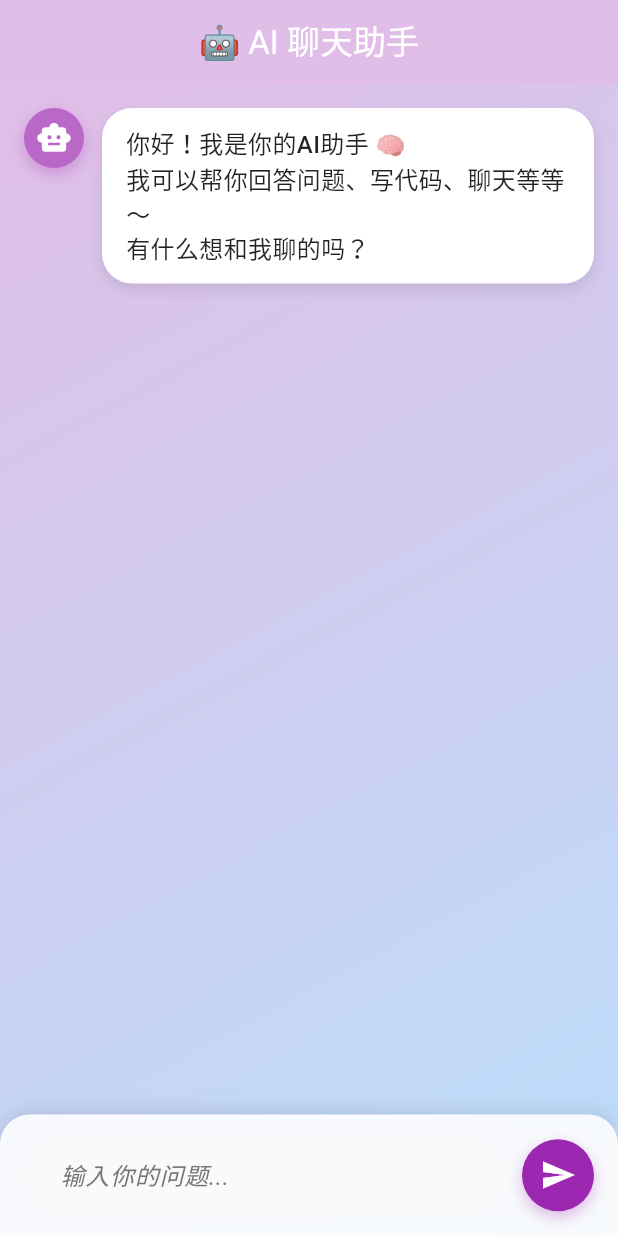
After one commit to WolfMeteorfist/cute-tools-app, a Flutter app: the ToolsPage screen opened by its route, after a tap on "AI 聊天助手", on a phone screen of 412 x 824 dp. The commit adds this screen. Run offline on Flutter 3.47's test engine with Material 3 defaults, Android fonts, the phone set to English and light mode, and no system bars; our stand-ins replace go_router, just_audio, logger.

Commit message:
feat(tools): 添加 AI聊天助手功能
- 新增 AITalkPage 页面实现 AI聊天功能
-集成 DeepSeek API 提供智能回复
- 添加离线模式下的预设回复
- 更新 ToolsPage 增加 AI 聊天助手入口
- 新增 app_routes.dart 和 config.dart 文件支持新功能

```diff
--- a/lib/core/app_routes.dart
+++ b/lib/core/app_routes.dart
@@ -12,4 +12,5 @@ class AppRoutes {
   static const String article = '/article';
   static const String tools = '/tools';
   static const String pomodoro = '/tools/pomodoro';
+  static const String aiTalk = '/tools/ai-talk';
  }
--- /dev/null
+++ b/lib/core/config.dart
@@ -0,0 +1,15 @@
+/// 应用配置文件
+/// 在这里配置各种 API 密钥和设置
+class AppConfig {
+  /// DeepSeek API 配置
+  static const String deepSeekApiKey = 'sk-5c64584639804d1ca39485684a3518e0';
+
+  /// 其他配置项可以在这里添加
+  static const String appName = '可爱工具集';
+  static const String appVersion = '1.0.0';
+
+  /// 检查是否已配置 API Key
+  static bool get isDeepSeekConfigured =>
+      deepSeekApiKey != 'YOUR_DEEPSEEK_API_KEY' &&
+      deepSeekApiKey.isNotEmpty;
+}
--- /dev/null
+++ b/lib/features/tools/presentation/page/ai_talk_page.dart
@@ -0,0 +1,493 @@
+import 'dart:convert';
+import 'package:flutter/material.dart';
+import 'package:http/http.dart' as http;
+import 'package:wan_android/core/config.dart';
+
+class AITalkPage extends StatefulWidget {
+  const AITalkPage({super.key});
+
+  @override
+  State<AITalkPage> createState() => _AITalkPageState();
+}
+
+class _AITalkPageState extends State<AITalkPage> {
+  final TextEditingController _messageController = TextEditingController();
+  final ScrollController _scrollController = ScrollController();
+  final List<ChatMessage> _messages = [];
+  bool _isLoading = false;
+
+  @override
+  void initState() {
+    super.initState();
+    // 添加欢迎消息
+    _messages.add(ChatMessage(
+      text: "你好！我是你的AI助手 🧠\n我可以帮你回答问题、写代码、聊天等等～\n有什么想和我聊的吗？",
+      isUser: false,
+      timestamp: DateTime.now(),
+    ));
+  }
+
+  @override
+  void dispose() {
+    _messageController.dispose();
+    _scrollController.dispose();
+    super.dispose();
+  }
+
+  void _scrollToBottom() {
+    WidgetsBinding.instance.addPostFrameCallback((_) {
+      if (_scrollController.hasClients) {
+        _scrollController.animateTo(
+          _scrollController.position.maxScrollExtent,
+          duration: const Duration(milliseconds: 300),
+          curve: Curves.easeOut,
+        );
+      }
+    });
+  }
+
+  Future<void> _sendMessage() async {
+    if (_messageController.text.trim().isEmpty) return;
+
+    final userMessage = _messageController.text.trim();
+    _messageController.clear();
+
+    // 添加用户消息
+    setState(() {
+      _messages.add(ChatMessage(
+        text: userMessage,
+        isUser: true,
+        timestamp: DateTime.now(),
+      ));
+      _isLoading = true;
+    });
+
+    _scrollToBottom();
+
+    try {
+      // 调用 DeepSeek API
+      final response = await _callDeepSeekAPI(userMessage);
+
+      // 检查是否是余额不足错误
+      if (response.contains('账户余额不足')) {
+        // 切换到离线模式
+        final offlineResponse = _getOfflineResponse(userMessage);
+        setState(() {
+          _messages.add(ChatMessage(
+            text: response + '\n\n' + offlineResponse,
+            isUser: false,
+            timestamp: DateTime.now(),
+          ));
+          _isLoading = false;
+        });
+      } else {
+        setState(() {
+          _messages.add(ChatMessage(
+            text: response,
+            isUser: false,
+            timestamp: DateTime.now(),
+          ));
+          _isLoading = false;
+        });
+      }
+    } catch (e) {
+      setState(() {
+        _messages.add(ChatMessage(
+          text: "抱歉，我遇到了一些问题 😅\n请稍后再试，或者检查网络连接。",
+          isUser: false,
+          timestamp: DateTime.now(),
+        ));
+        _isLoading = false;
+      });
+    }
+
+    _scrollToBottom();
+  }
+
+  Future<String> _callDeepSeekAPI(String message) async {
+    // 使用配置文件中的 API Key
+    const apiKey = AppConfig.deepSeekApiKey;
+
+    // 如果还没有配置 API Key，显示配置提示
+    if (!AppConfig.isDeepSeekConfigured) {
+      return '''🔧 需要配置 API Key
+
+请按以下步骤配置：
+
+1. 访问 https://platform.deepseek.com/
+2. 注册账号并登录
+3. 在控制台获取 API Key
+4. 打开 lib/core/config.dart 文件
+5. 将 'YOUR_DEEPSEEK_API_KEY' 替换为你的真实 API Key
+
+每天有 100 次免费请求额度！
+
+示例：
+static const String deepSeekApiKey = 'sk-your-actual-api-key-here';''';
+    }
+
+    const url = 'https://api.deepseek.com/v1/chat/completions';
+
+    try {
+      final response = await http.post(
+        Uri.parse(url),
+        headers: {
+          'Content-Type': 'application/json',
+          'Authorization': 'Bearer $apiKey',
+        },
+        body: jsonEncode({
+          'model': 'deepseek-chat',
+          'messages': [
+            {
+              'role': 'system',
+              'content': '你是一个可爱的AI助手，请用友好、有趣的方式回答用户的问题。',
+            },
+            {
+              'role': 'user',
+              'content': message,
+            },
+          ],
+          'max_tokens': 1000,
+          'temperature': 0.7,
+        }),
+      );
+
+      if (response.statusCode == 200) {
+        final data = jsonDecode(response.body);
+        return data['choices'][0]['message']['content'];
+      } else if (response.statusCode == 401) {
+        return '❌ API Key 无效，请检查你的 API Key 是否正确配置。';
+      } else if (response.statusCode == 402) {
+        return '''💰 账户余额不足
+
+你的 DeepSeek 账户余额不足，需要充值才能继续使用。
+
+解决方法：
+1. 登录 https://platform.deepseek.com/
+2. 进入控制台查看余额
+3. 前往充值页面进行充值
+
+或者，我可以为你提供一些预设的回复来演示功能！😊''';
+      } else if (response.statusCode == 429) {
+        return '⚠️ 今日免费额度已用完，请明天再试或升级到付费版本。';
+      } else {
+        return '❌ 请求失败，错误代码: ${response.statusCode}\n请稍后再试。';
+      }
+    } catch (e) {
+      return '❌ 网络连接失败，请检查网络连接后重试。\n错误信息: $e';
+    }
+  }
+
+  /// 离线模式 - 提供预设回复
+  String _getOfflineResponse(String message) {
+    final lowerMessage = message.toLowerCase();
+
+    if (lowerMessage.contains('你好') || lowerMessage.contains('hello')) {
+      return '你好！我是你的离线AI助手 🧠\n虽然现在无法连接真实的AI服务，但我还是可以和你聊天哦！';
+    } else if (lowerMessage.contains('笑话') || lowerMessage.contains('funny')) {
+      return '😄 为什么程序员总是分不清万圣节和圣诞节？\n因为 Oct 31 = Dec 25！\n（八进制的31等于十进制的25）';
+    } else if (lowerMessage.contains('天气')) {
+      return '🌤️ 抱歉，我无法获取实时天气信息。\n建议你查看手机天气应用或访问天气网站哦！';
+    } else if (lowerMessage.contains('时间')) {
+      return '⏰ 现在是 ${DateTime.now().toString().substring(0, 19)}';
+    } else if (lowerMessage.contains('帮助') || lowerMessage.contains('help')) {
+      return '''🤖 我是离线AI助手，可以帮你：
+
+• 聊天解闷 😊
+• 讲笑话 😄
+• 显示时间 ⏰
+• 简单问答 💭
+
+要连接真实AI服务，请充值你的DeepSeek账户！''';
+    } else {
+      return '🤔 这个问题很有趣！不过我现在是离线模式，无法提供详细的AI回答。\n\n你可以试试问我：\n• 你好\n• 讲个笑话\n• 现在时间\n• 帮助';
+    }
+  }
+
+  @override
+  Widget build(BuildContext context) {
+    return Scaffold(
+      appBar: AppBar(
+        title: const Text('🤖 AI 聊天助手'),
+        backgroundColor: Colors.purple[100],
+        foregroundColor: Colors.white,
+        centerTitle: true,
+        elevation: 0,
+      ),
+      body: Container(
+        decoration: BoxDecoration(
+          gradient: LinearGradient(
+            colors: [Colors.purple[100]!, Colors.blue[100]!],
+            begin: Alignment.topLeft,
+            end: Alignment.bottomRight,
+          ),
+        ),
+        child: Column(
+          children: [
+            // 聊天消息列表
+            Expanded(
+              child: ListView.builder(
+                controller: _scrollController,
+                padding: const EdgeInsets.all(16),
+                itemCount: _messages.length + (_isLoading ? 1 : 0),
+                itemBuilder: (context, index) {
+                  if (index == _messages.length && _isLoading) {
+                    return _buildLoadingMessage();
+                  }
+                  return _buildMessage(_messages[index]);
+                },
+              ),
+            ),
+
+            // 输入区域
+            Container(
+              padding: const EdgeInsets.all(16),
+              decoration: BoxDecoration(
+                color: Colors.white.withOpacity(0.9),
+                borderRadius: const BorderRadius.only(
+                  topLeft: Radius.circular(20),
+                  topRight: Radius.circular(20),
+                ),
+                boxShadow: [
+                  BoxShadow(
+                    color: Colors.black.withOpacity(0.1),
+                    blurRadius: 10,
+                    offset: const Offset(0, -2),
+                  ),
+                ],
+              ),
+              child: Row(
+                children: [
+                  Expanded(
+                    child: TextField(
+                      controller: _messageController,
+                      enabled: !_isLoading,
+                      maxLines: null,
+                      textInputAction: TextInputAction.send,
+                      onSubmitted: (_) => _sendMessage(),
+                      decoration: InputDecoration(
+                        hintText: _isLoading ? 'AI正在思考中...' : '输入你的问题...',
+                        hintStyle: TextStyle(
+                          color: Colors.grey[600],
+                          fontStyle: FontStyle.italic,
+                        ),
+                        border: OutlineInputBorder(
+                          borderRadius: BorderRadius.circular(25),
+                          borderSide: BorderSide.none,
+                        ),
+                        filled: true,
+                        fillColor: Colors.grey[50],
+                        contentPadding: const EdgeInsets.symmetric(
+                          horizontal: 20,
+                          vertical: 12,
+                        ),
+                        suffixIcon: _isLoading
+                            ? const Padding(
+                                padding: EdgeInsets.all(12),
+                                child: SizedBox(
+                                  width: 20,
+                                  height: 20,
+                                  child: CircularProgressIndicator(
+                                    strokeWidth: 2,
+                                    valueColor: AlwaysStoppedAnimation<Color>(
+                                      Colors.purple,
+                                    ),
+                                  ),
+                                ),
+                              )
+                            : null,
+                      ),
+                    ),
+                  ),
+                  const SizedBox(width: 12),
+                  Container(
+                    decoration: BoxDecoration(
+                      color: _isLoading ? Colors.grey[400] : Colors.purple,
+                      borderRadius: BorderRadius.circular(25),
+                      boxShadow: [
+                        BoxShadow(
+                          color: Colors.purple.withOpacity(0.3),
+                          blurRadius: 8,
+                          offset: const Offset(0, 4),
+                        ),
+                      ],
+                    ),
+                    child: IconButton(
+                      onPressed: _isLoading ? null : _sendMessage,
+                      icon: Icon(
+                        _isLoading ? Icons.hourglass_empty : Icons.send,
+                        color: Colors.white,
+                        size: 24,
+                      ),
+                    ),
+                  ),
+                ],
+              ),
+            ),
+          ],
+        ),
+      ),
+    );
+  }
+
+  Widget _buildMessage(ChatMessage message) {
+    return Container(
+      margin: const EdgeInsets.only(bottom: 16),
+      child: Row(
+        mainAxisAlignment: message.isUser ? MainAxisAlignment.end : MainAxisAlignment.start,
+        crossAxisAlignment: CrossAxisAlignment.start,
+        children: [
+          if (!message.isUser) ...[
+            Container(
+              width: 40,
+              height: 40,
+              decoration: BoxDecoration(
+                color: Colors.purple[300],
+                borderRadius: BorderRadius.circular(20),
+                boxShadow: [
+                  BoxShadow(
+                    color: Colors.purple.withOpacity(0.3),
+                    blurRadius: 8,
+                    offset: const Offset(0, 4),
+                  ),
+                ],
+              ),
+              child: const Icon(
+                Icons.smart_toy,
+                color: Colors.white,
+                size: 24,
+              ),
+            ),
+            const SizedBox(width: 12),
+          ],
+          Flexible(
+            child: Container(
+              padding: const EdgeInsets.symmetric(horizontal: 16, vertical: 12),
+              decoration: BoxDecoration(
+                color: message.isUser ? Colors.purple[100] : Colors.white,
+                borderRadius: BorderRadius.circular(20),
+                boxShadow: [
+                  BoxShadow(
+                    color: Colors.black.withOpacity(0.1),
+                    blurRadius: 8,
+                    offset: const Offset(0, 4),
+                  ),
+                ],
+              ),
+              child: Text(
+                message.text,
+                style: TextStyle(
+                  fontSize: 16,
+                  color: message.isUser ? Colors.white : Colors.black87,
+                  fontWeight: FontWeight.w500,
+                ),
+              ),
+            ),
+          ),
+          if (message.isUser) ...[
+            const SizedBox(width: 12),
+            Container(
+              width: 40,
+              height: 40,
+              decoration: BoxDecoration(
+                color: Colors.pink[300],
+                borderRadius: BorderRadius.circular(20),
+                boxShadow: [
+                  BoxShadow(
+                    color: Colors.pink.withOpacity(0.3),
+                    blurRadius: 8,
+                    offset: const Offset(0, 4),
+                  ),
+                ],
+              ),
+              child: const Icon(
+                Icons.person,
+                color: Colors.white,
+                size: 24,
+              ),
+            ),
+          ],
+        ],
+      ),
+    );
+  }
+
+  Widget _buildLoadingMessage() {
+    return Container(
+      margin: const EdgeInsets.only(bottom: 16),
+      child: Row(
+        children: [
+          Container(
+            width: 40,
+            height: 40,
+            decoration: BoxDecoration(
+              color: Colors.purple[300],
+              borderRadius: BorderRadius.circular(20),
+              boxShadow: [
+                BoxShadow(
+                  color: Colors.purple.withOpacity(0.3),
+                  blurRadius: 8,
+                  offset: const Offset(0, 4),
+                ),
+              ],
+            ),
+            child: const Icon(
+              Icons.smart_toy,
+              color: Colors.white,
+              size: 24,
+            ),
+          ),
+          const SizedBox(width: 12),
+          Container(
+            padding: const EdgeInsets.symmetric(horizontal: 16, vertical: 12),
+            decoration: BoxDecoration(
+              color: Colors.white,
+              borderRadius: BorderRadius.circular(20),
+              boxShadow: [
+                BoxShadow(
+                  color: Colors.black.withOpacity(0.1),
+                  blurRadius: 8,
+                  offset: const Offset(0, 4),
+                ),
+              ],
+            ),
+            child: Row(
+              mainAxisSize: MainAxisSize.min,
+              children: [
+                const SizedBox(
+                  width: 20,
+                  height: 20,
+                  child: CircularProgressIndicator(
+                    strokeWidth: 2,
+                    valueColor: AlwaysStoppedAnimation<Color>(Colors.purple),
+                  ),
+                ),
+                const SizedBox(width: 8),
+                Text(
+                  'AI正在思考中...',
+                  style: TextStyle(
+                    fontSize: 16,
+                    color: Colors.grey[600],
+                    fontStyle: FontStyle.italic,
+                  ),
+                ),
+              ],
+            ),
+          ),
+        ],
+      ),
+    );
+  }
+}
+
+class ChatMessage {
+  final String text;
+  final bool isUser;
+  final DateTime timestamp;
+
+  ChatMessage({
+    required this.text,
+    required this.isUser,
+    required this.timestamp,
+  });
+}
--- a/lib/features/tools/presentation/page/tools_page.dart
+++ b/lib/features/tools/presentation/page/tools_page.dart
@@ -92,6 +92,24 @@ class ToolsPage extends StatelessWidget {
                     context.go(AppRoutes.pomodoro);
                   },
                 ),
+                const SizedBox(height: 20),
+                ElevatedButton.icon(
+                  icon: const Icon(Icons.smart_toy, size: 28),
+                  label: const Text('AI 聊天助手', style: TextStyle(fontSize: 18)),
+                  style: ElevatedButton.styleFrom(
+                    backgroundColor: Colors.purple,
+                    foregroundColor: Colors.white,
+                    padding: const EdgeInsets.symmetric(horizontal: 30, vertical: 20),
+                    shape: RoundedRectangleBorder(
+                      borderRadius: BorderRadius.circular(30),
+                    ),
+                    elevation: 8,
+                    shadowColor: Colors.purple.withOpacity(0.5),
+                  ),
+                  onPressed: () {
+                    context.go(AppRoutes.aiTalk);
+                  },
+                ),
               ],
             ),
           ),
--- a/lib/features/tools/router.dart
+++ b/lib/features/tools/router.dart
@@ -4,6 +4,8 @@ import 'package:wan_android/features/tools/presentation/page/tools_page.dart'
     show ToolsPage;
 import 'package:wan_android/features/tools/presentation/page/pomodoro_timer.dart'
     show PomodoroTimerPage;
+import 'package:wan_android/features/tools/presentation/page/ai_talk_page.dart'
+    show AITalkPage;
 
 final List<GoRoute> toolsRoutes = [
   GoRoute(
@@ -14,4 +16,8 @@ final List<GoRoute> toolsRoutes = [
     path: '/tools/pomodoro',
     builder: (context, state) => const PomodoroTimerPage(),
   ),
+  GoRoute(
+    path: '/tools/ai-talk',
+    builder: (context, state) => const AITalkPage(),
+  ),
 ];
--- a/pubspec.yaml
+++ b/pubspec.yaml
@@ -37,6 +37,7 @@ dependencies:
   go_router: ^14.0.0
   logger: ^2.6.0
   just_audio: ^0.9.36
+  http: ^1.1.0
 
 dev_dependencies:
   flutter_test:
```
Also changed, not shown: pubspec.lock.
